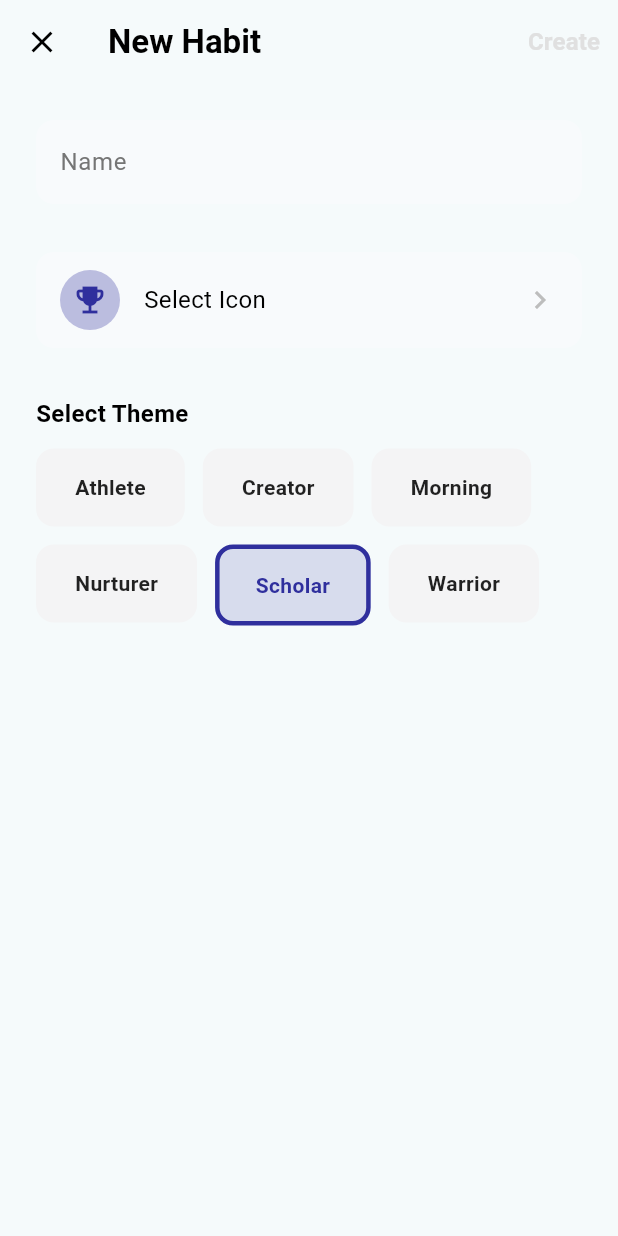
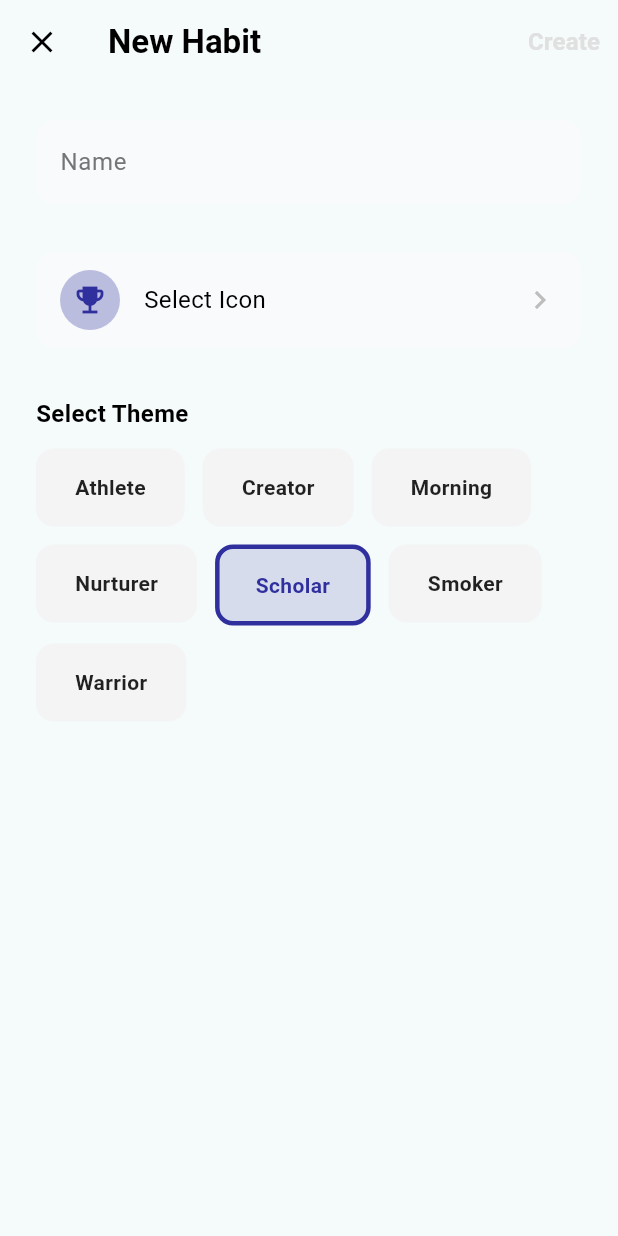
Before and after one commit to ksvslk/5y-habit-tracker, a Flutter app: the AddHabitScreen screen opened directly, on a phone screen of 412 x 824 dp. Run offline on Flutter 3.47's test engine with Material 3 defaults, Android fonts, the phone set to English and light mode, and no system bars; our stand-ins replace flutter_riverpod, isar, riverpod_annotation, table_calendar; accounts and stored records are empty; generated files the repository leaves out were written again.

```diff
--- a/lib/data/theme_colors.dart
+++ b/lib/data/theme_colors.dart
@@ -53,6 +53,16 @@ final Map<String, dynamic> themeData = {
       const Color(0xFFEEE9E6), // 5.jpg
     ],
   },
+  'smoker': {
+    'name': 'Smoker',
+    'colors': [
+      const Color(0xFFEDE6E6), // 1.jpg
+      const Color(0xFFEDE6E6), // 2.jpg
+      const Color(0xFFEFECE6), // 3.jpg
+      const Color(0xFFEDE6E6), // 4.jpg
+      const Color(0xFFEDE6E6), // 5.jpg
+    ],
+  },
   'warrior': {
     'name': 'Warrior',
     'colors': [
--- a/pubspec.yaml
+++ b/pubspec.yaml
@@ -102,6 +102,7 @@ flutter:
     - assets/habits/athlete/
     - assets/habits/creator/
     - assets/habits/nurturer/
+    - assets/habits/smoker/
 
 
   # An image asset can refer to one or more resolution-specific "variants", see
```
Also changed, not shown: lib/ui/screens/calendar_screen.dart (+12 -7 lines).
